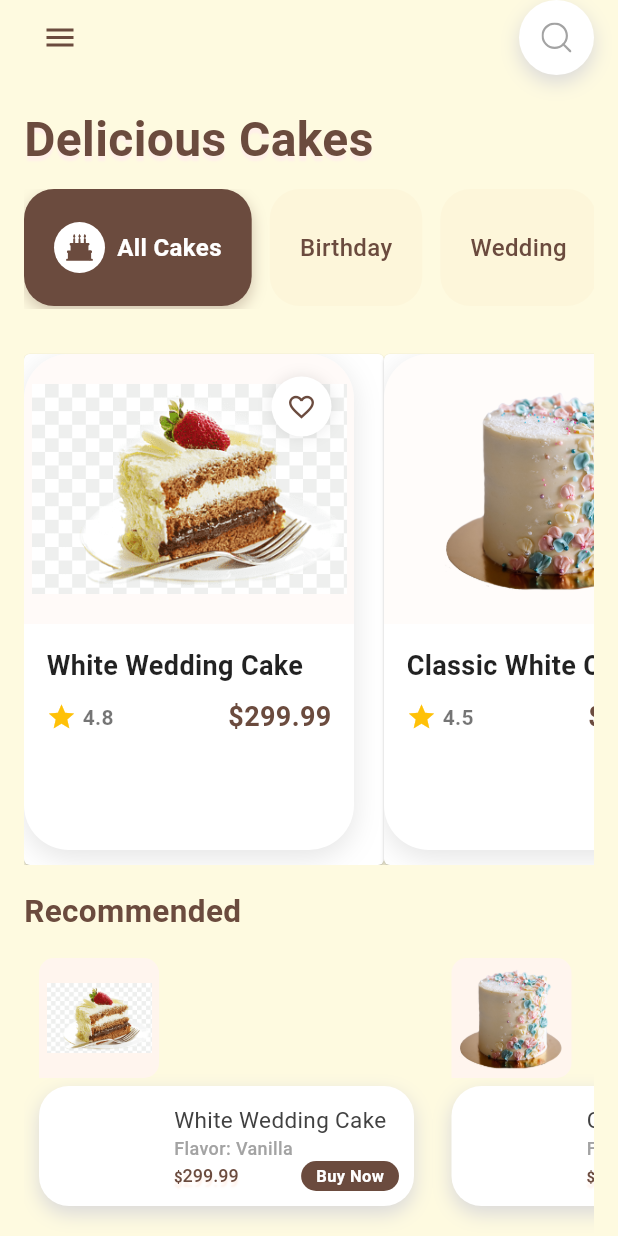
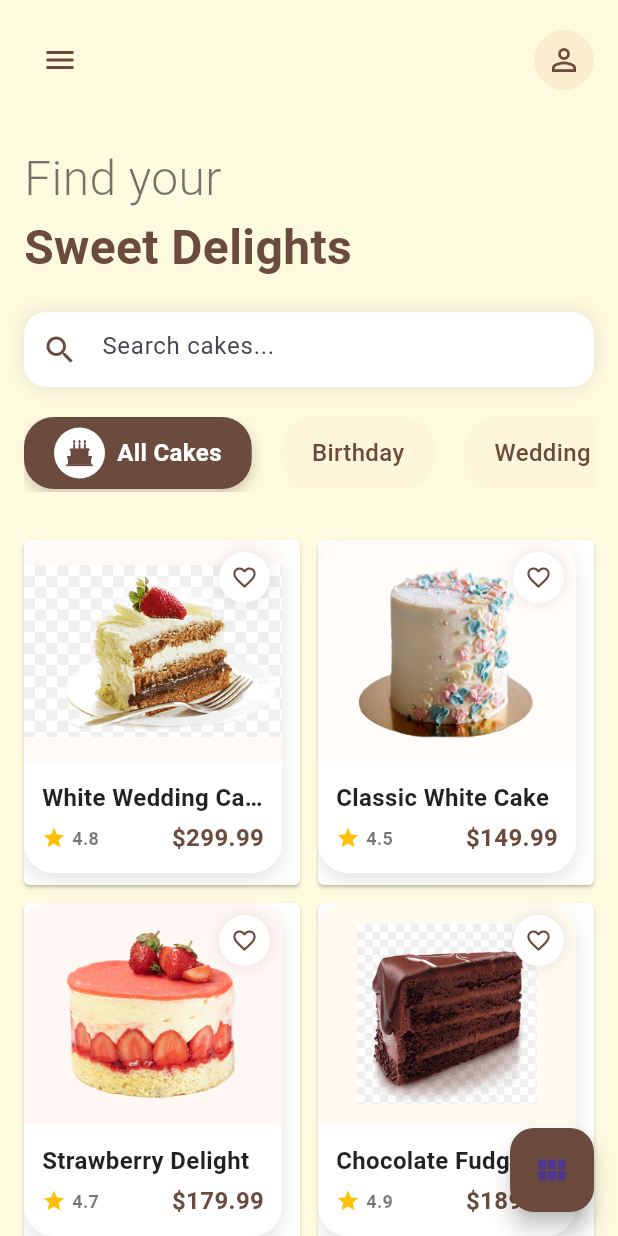
Before and after one commit to jamalihassan0307/Flutter-Cake-App, a Flutter app: the screen it shows after launch, on a phone screen of 412 x 824 dp. Run offline on Flutter 3.47's test engine with Material 3 defaults, Android fonts, the phone set to English and light mode, and no system bars; drawn by our look-alikes of flutter_advanced_drawer; our stand-ins replace flutter_svg, readmore.

Commit message:
Refactor HomePage and ItemCard for improved functionality and UI
- Introduced search functionality to filter cakes dynamically
- Replaced AnimationController with TabController for better tab management
- Enhanced layout and styling of ItemCard for improved visual consistency
- Simplified drawer structure and improved navigation experience

```diff
--- a/lib/page/home_page.dart
+++ b/lib/page/home_page.dart
@@ -20,28 +20,27 @@ class _HomePageState extends State<HomePage> with TickerProviderStateMixin {
   final _advancedDrawerController = AdvancedDrawerController();
   int selectIndex = 0;
   late AnimationController _animationController;
-  late AnimationController _menuAnimationController;
+  late TabController _tabController;
   List<Cakes> filteredCakes = [];
+  bool isSearching = false;
+  final TextEditingController _searchController = TextEditingController();
 
   @override
   void initState() {
     super.initState();
-    filteredCakes = cakes; // Initially show all cakes
+    filteredCakes = cakes;
     _animationController = AnimationController(
       vsync: this,
       duration: Duration(milliseconds: 800),
     )..forward();
-
-    _menuAnimationController = AnimationController(
-      vsync: this,
-      duration: Duration(milliseconds: 300),
-    );
+    _tabController = TabController(length: 2, vsync: this);
   }
 
   @override
   void dispose() {
     _animationController.dispose();
-    _menuAnimationController.dispose();
+    _tabController.dispose();
+    _searchController.dispose();
     super.dispose();
   }
 
@@ -49,8 +48,6 @@ class _HomePageState extends State<HomePage> with TickerProviderStateMixin {
   Widget build(BuildContext context) {
     return AdvancedDrawer(
       backdrop: Container(
-        width: double.infinity,
-        height: double.infinity,
         decoration: BoxDecoration(
           gradient: LinearGradient(
             begin: Alignment.topLeft,
@@ -68,7 +65,214 @@ class _HomePageState extends State<HomePage> with TickerProviderStateMixin {
       childDecoration: BoxDecoration(
         borderRadius: BorderRadius.circular(20),
       ),
-      drawer: SafeArea(
+      drawer: _buildDrawer(),
+      child: Scaffold(
+        backgroundColor: background,
+        body: SafeArea(
+          child: Column(
+            children: [
+              _buildAppBar(),
+              Expanded(
+                child: CustomScrollView(
+                  physics: BouncingScrollPhysics(),
+                  slivers: [
+                    SliverToBoxAdapter(
+                      child: Padding(
+                        padding: EdgeInsets.all(16),
+                        child: Column(
+                          crossAxisAlignment: CrossAxisAlignment.start,
+                          children: [
+                            if (!isSearching) ...[
+                              Text(
+                                'Find your',
+                                style: TextStyle(
+                                  fontSize: 32,
+                                  fontWeight: FontWeight.w300,
+                                  color: Colors.black54,
+                                ),
+                              ),
+                              Text(
+                                'Sweet Delights',
+                                style: TextStyle(
+                                  fontSize: 32,
+                                  fontWeight: FontWeight.bold,
+                                  color: mainColor,
+                                ),
+                              ),
+                            ],
+                            SizedBox(height: 20),
+                            _buildSearchBar(),
+                            SizedBox(height: 20),
+                            _buildCategories(),
+                          ],
+                        ),
+                      ),
+                    ),
+                    SliverFillRemaining(
+                      child: TabBarView(
+                        controller: _tabController,
+                        children: [
+                          _buildGridView(),
+                          _buildListView(),
+                        ],
+                      ),
+                    ),
+                  ],
+                ),
+              ),
+            ],
+          ),
+        ),
+        floatingActionButton: FloatingActionButton(
+          onPressed: () {
+            _tabController.animateTo(_tabController.index == 0 ? 1 : 0);
+          },
+          backgroundColor: mainColor,
+          child: AnimatedIcon(
+            icon: AnimatedIcons.view_list,
+            progress: _tabController.animation!,
+          ),
+        ),
+      ),
+    );
+  }
+
+  Widget _buildAppBar() {
+    return Container(
+      padding: EdgeInsets.all(16),
+      child: Row(
+        mainAxisAlignment: MainAxisAlignment.spaceBetween,
+        children: [
+          IconButton(
+            onPressed: _handleMenuButtonPressed,
+            icon: ValueListenableBuilder<AdvancedDrawerValue>(
+              valueListenable: _advancedDrawerController,
+              builder: (_, value, __) {
+                return AnimatedIcon(
+                  icon: AnimatedIcons.menu_close,
+                  progress: AlwaysStoppedAnimation(value.visible ? 1.0 : 0.0),
+                  color: mainColor,
+                );
+              },
+            ),
+          ),
+          CircleAvatar(
+            radius: 20,
+            backgroundColor: accent2,
+            child: Icon(Icons.person_outline, color: mainColor),
+          ),
+        ],
+      ),
+    );
+  }
+
+  Widget _buildSearchBar() {
+    return AnimatedContainer(
+      duration: Duration(milliseconds: 300),
+      height: 50,
+      decoration: BoxDecoration(
+        color: Colors.white,
+        borderRadius: BorderRadius.circular(15),
+        boxShadow: [
+          BoxShadow(
+            color: Colors.black.withOpacity(0.1),
+            blurRadius: 10,
+          ),
+        ],
+      ),
+      child: TextField(
+        controller: _searchController,
+        onChanged: (value) {
+          setState(() {
+            isSearching = value.isNotEmpty;
+            filteredCakes = cakes.where((cake) {
+              return cake.name.toLowerCase().contains(value.toLowerCase()) ||
+                  cake.flavour.toLowerCase().contains(value.toLowerCase());
+            }).toList();
+          });
+        },
+        decoration: InputDecoration(
+          hintText: 'Search cakes...',
+          prefixIcon: Icon(Icons.search, color: mainColor),
+          border: InputBorder.none,
+          contentPadding: EdgeInsets.symmetric(horizontal: 20, vertical: 15),
+        ),
+      ),
+    );
+  }
+
+  Widget _buildCategories() {
+    return Container(
+      height: 50,
+      child: ListView.builder(
+        scrollDirection: Axis.horizontal,
+        itemCount: categories.length,
+        physics: BouncingScrollPhysics(),
+        itemBuilder: (context, index) {
+          return Padding(
+            padding: EdgeInsets.only(right: 8),
+            child: CategoryButton(
+              category: categories[index],
+              selectedIndex: selectIndex,
+              index: index,
+            ),
+          );
+        },
+      ),
+    );
+  }
+
+  Widget _buildGridView() {
+    return GridView.builder(
+      padding: EdgeInsets.all(16),
+      gridDelegate: SliverGridDelegateWithFixedCrossAxisCount(
+        crossAxisCount: 2,
+        childAspectRatio: 0.8,
+        crossAxisSpacing: 12,
+        mainAxisSpacing: 12,
+      ),
+      itemCount: filteredCakes.length,
+      itemBuilder: (context, index) {
+        return OpenContainer(
+          transitionDuration: Duration(milliseconds: 500),
+          openBuilder: (context, _) => DetailPage(cake: filteredCakes[index]),
+          closedBuilder: (context, openContainer) => Hero(
+            tag: 'cake_${filteredCakes[index].name}',
+            child: ItemCard(
+              cake: filteredCakes[index],
+              onTap: openContainer,
+            ),
+          ),
+        );
+      },
+    );
+  }
+
+  Widget _buildListView() {
+    return ListView.builder(
+      padding: EdgeInsets.all(16),
+      itemCount: filteredCakes.length,
+      itemBuilder: (context, index) {
+        return Padding(
+          padding: EdgeInsets.only(bottom: 16),
+          child: OpenContainer(
+            transitionDuration: Duration(milliseconds: 500),
+            openBuilder: (context, _) => DetailPage(cake: filteredCakes[index]),
+            closedBuilder: (context, openContainer) => Hero(
+              tag: 'cake_list_${filteredCakes[index].name}',
+              child: ItemCard(
+                cake: filteredCakes[index],
+                onTap: openContainer,
+              ),
+            ),
+          ),
+        );
+      },
+    );
+  }
+
+  Widget _buildDrawer() {
+    return SafeArea(
       child: ListTileTheme(
         textColor: Colors.white,
         iconColor: Colors.white,
@@ -89,6 +293,7 @@ class _HomePageState extends State<HomePage> with TickerProviderStateMixin {
               ),
               child: Image.asset(
                 'assets/images/cap_cake.png',
+                fit: BoxFit.cover,
               ),
             ),
             ListTile(
@@ -104,7 +309,12 @@ class _HomePageState extends State<HomePage> with TickerProviderStateMixin {
             ListTile(
               onTap: () {},
               leading: Icon(Icons.favorite),
-                title: Text('Favourites'),
+              title: Text('Favorites'),
+            ),
+            ListTile(
+              onTap: () {},
+              leading: Icon(Icons.shopping_cart),
+              title: Text('Cart'),
             ),
             ListTile(
               onTap: () {},
@@ -127,161 +337,10 @@ class _HomePageState extends State<HomePage> with TickerProviderStateMixin {
           ],
         ),
       ),
-      ),
-      child: Scaffold(
-        backgroundColor: background,
-        body: SafeArea(
-          child: Padding(
-            padding: const EdgeInsets.symmetric(horizontal: 16.0),
-            child: Column(
-              crossAxisAlignment: CrossAxisAlignment.start,
-              children: [
-                _buildAppBar(),
-                SizedBox(height: 20),
-                FadeTransition(
-                  opacity: _animationController,
-                  child: SlideTransition(
-                    position: Tween<Offset>(
-                      begin: Offset(0, 0.2),
-                      end: Offset.zero,
-                    ).animate(CurvedAnimation(
-                      parent: _animationController,
-                      curve: Curves.easeOut,
-                    )),
-                    child: Text(
-                      'Delicious Cakes',
-                      style: txtHeading.copyWith(
-                        color: mainColor,
-                        fontSize: 32,
-                      ),
-                    ),
-                  ),
-                ),
-                SizedBox(height: 10),
-                categoryMenu(),
-                Expanded(
-                  flex: 2,
-                  child: ListView.builder(
-                    padding: EdgeInsets.only(top: 30.0),
-                    itemCount: filteredCakes.length,
-                    physics: BouncingScrollPhysics(),
-                    scrollDirection: Axis.horizontal,
-                    itemBuilder: (context, index) {
-                      return OpenContainer(
-                        transitionDuration: Duration(milliseconds: 500),
-                        openBuilder: (context, _) => DetailPage(cake: filteredCakes[index]),
-                        closedBuilder: (context, openContainer) => Hero(
-                          tag: 'cake_${filteredCakes[index].name}',
-                          child: ItemCard(
-                            cake: filteredCakes[index],
-                            onTap: openContainer,
-                          ),
-                        ),
-                      );
-                    },
-                  ),
-                ),
-                Padding(
-                  padding: const EdgeInsets.symmetric(vertical: 16.0),
-                  child: Text(
-                    'Recommended',
-                    style: TextStyle(
-                      fontSize: 21.0,
-                      color: mainColor,
-                      fontWeight: FontWeight.w600,
-                    ),
-                  ),
-                ),
-                Expanded(
-                  flex: 1,
-                  child: ListView.builder(
-                    itemCount: filteredCakes.length,
-                    scrollDirection: Axis.horizontal,
-                    padding: EdgeInsets.only(bottom: 20.0),
-                    itemBuilder: (context, index) {
-                      return FadeTransition(
-                        opacity: _animationController,
-                        child: SlideTransition(
-                          position: Tween<Offset>(
-                            begin: Offset(0.2, 0),
-                            end: Offset.zero,
-                          ).animate(CurvedAnimation(
-                            parent: _animationController,
-                            curve: Interval(
-                              0.4 + (index * 0.1),
-                              1.0,
-                              curve: Curves.easeOut,
-                            ),
-                          )),
-                          child: ItemCard02(cake: filteredCakes[index]),
-                        ),
-                      );
-                    },
-                  ),
-                ),
-              ],
-            ),
-          ),
-        ),
-      ),
-    );
-  }
-
-  Widget _buildAppBar() {
-    return Row(
-      mainAxisAlignment: MainAxisAlignment.spaceBetween,
-      children: [
-        IconButton(
-          onPressed: _handleMenuButtonPressed,
-          icon: ValueListenableBuilder<AdvancedDrawerValue>(
-            valueListenable: _advancedDrawerController,
-            builder: (_, value, __) {
-              return AnimatedIcon(
-                icon: AnimatedIcons.menu_close,
-                progress: AlwaysStoppedAnimation(value.visible ? 1.0 : 0.0),
-                color: mainColor,
-              );
-            },
-          ),
-        ),
-        CircleButton(
-          onTap: () {},
-          image: 'search.svg',
-        ),
-      ],
     );
   }
 
   void _handleMenuButtonPressed() {
     _advancedDrawerController.showDrawer();
   }
-
-  categoryMenu() {
-    return Container(
-      height: 80.0,
-      child: ListView.builder(
-        physics: BouncingScrollPhysics(),
-        scrollDirection: Axis.horizontal,
-        itemCount: categories.length,
-        itemBuilder: (context, index) {
-          final category = categories[index];
-          return GestureDetector(
-            onTap: () {
-              setState(() {
-                selectIndex = index;
-                filteredCakes = getFilteredCakes(category.tag, cakes);
-                _animationController.reset();
-                _animationController.forward();
-              });
-            },
-            child: CategoryButton(
-              category: category,
-              selectedIndex: selectIndex,
-              index: index,
-            ),
-          );
-        },
-      ),
-    );
 }
-}
--- a/lib/widget/item_card.dart
+++ b/lib/widget/item_card.dart
@@ -20,42 +20,43 @@ class ItemCard extends StatelessWidget {
     return GestureDetector(
       onTap: onTap,
       child: Container(
-        width: 220,
-        margin: EdgeInsets.only(right: 20, bottom: 10),
+        margin: EdgeInsets.only(right: 12, bottom: 8),
         decoration: BoxDecoration(
           color: Colors.white,
-          borderRadius: BorderRadius.circular(30),
+          borderRadius: BorderRadius.circular(20),
           boxShadow: [
             BoxShadow(
               color: Colors.black.withOpacity(0.1),
-              blurRadius: 15,
+              blurRadius: 10,
               offset: Offset(0, 5),
             ),
           ],
         ),
         child: Column(
           crossAxisAlignment: CrossAxisAlignment.start,
+          mainAxisSize: MainAxisSize.min,
           children: [
-            Container(
-              height: 180,
+            Flexible(
+              child: Container(
+                height: 160,
                 decoration: BoxDecoration(
                   color: cake.bgColor.withOpacity(0.3),
-                borderRadius: BorderRadius.vertical(top: Radius.circular(30)),
+                  borderRadius: BorderRadius.vertical(top: Radius.circular(20)),
                 ),
                 child: Stack(
                   children: [
                     Center(
                       child: Image.asset(
                         cake.image,
-                      height: 140,
+                        height: 120,
                         fit: BoxFit.contain,
                       ),
                     ),
                     Positioned(
-                    top: 15,
-                    right: 15,
+                      top: 8,
+                      right: 8,
                       child: Container(
-                      padding: EdgeInsets.all(10),
+                        padding: EdgeInsets.all(8),
                         decoration: BoxDecoration(
                           color: Colors.white,
                           shape: BoxShape.circle,
@@ -69,41 +70,43 @@ class ItemCard extends StatelessWidget {
                         child: Icon(
                           Icons.favorite_border,
                           color: mainColor,
-                        size: 20,
+                          size: 18,
                         ),
                       ),
                     ),
                   ],
                 ),
               ),
+            ),
             Padding(
-              padding: EdgeInsets.all(15),
+              padding: EdgeInsets.all(12),
               child: Column(
                 crossAxisAlignment: CrossAxisAlignment.start,
+                mainAxisSize: MainAxisSize.min,
                 children: [
                   Text(
                     cake.name,
+                    maxLines: 1,
+                    overflow: TextOverflow.ellipsis,
                     style: TextStyle(
-                      fontSize: 18,
+                      fontSize: 16,
                       fontWeight: FontWeight.bold,
                       color: Colors.black87,
                     ),
-                    maxLines: 1,
-                    overflow: TextOverflow.ellipsis,
                   ),
-                  SizedBox(height: 8),
+                  SizedBox(height: 4),
                   Row(
                     children: [
                       Icon(
                         Icons.star,
                         color: Colors.amber,
-                        size: 20,
+                        size: 16,
                       ),
                       SizedBox(width: 4),
                       Text(
                         cake.rating.toString(),
                         style: TextStyle(
-                          fontSize: 14,
+                          fontSize: 12,
                           fontWeight: FontWeight.w600,
                           color: Colors.black54,
                         ),
@@ -112,7 +115,7 @@ class ItemCard extends StatelessWidget {
                       Text(
                         '\$${cake.price}',
                         style: TextStyle(
-                          fontSize: 18,
+                          fontSize: 16,
                           fontWeight: FontWeight.bold,
                           color: mainColor,
                         ),
```
Lines whose indentation alone changed are shown as unchanged.
